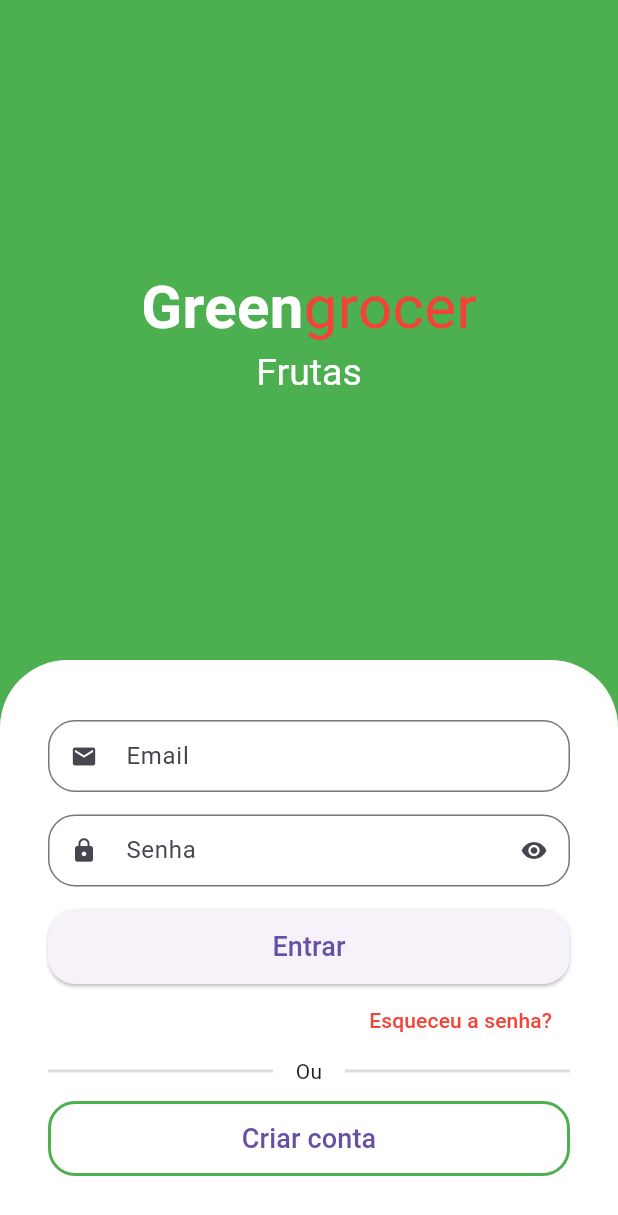
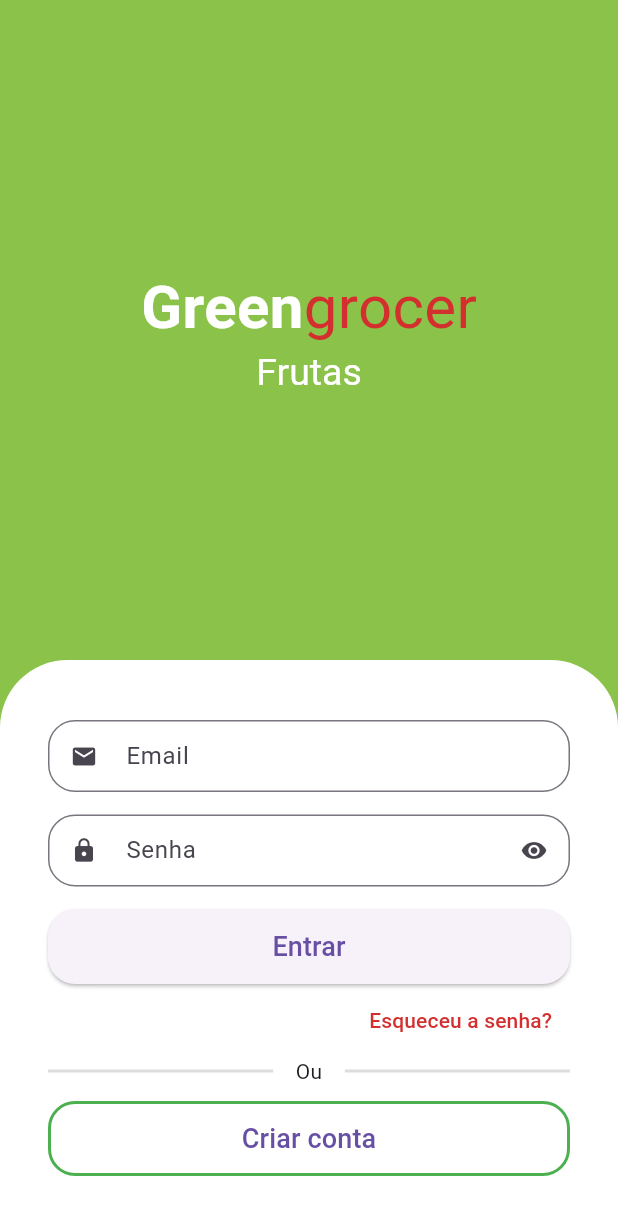
Before and after one commit to caioocardoso/QuitandaVirtual-Flutter, a Flutter app: the screen it shows after launch, on a phone screen of 412 x 824 dp. Shown: the top 1215 px of the screen. Run offline on Flutter 3.47's test engine with Material 3 defaults, Android fonts, the phone set to English and light mode, and no system bars; drawn by our look-alikes of animated_text_kit.

Commit message:
Criando e adicionando cores customizadas

```diff
--- a/lib/main.dart
+++ b/lib/main.dart
@@ -7,8 +7,6 @@ void main() {
 
 class MyApp extends StatelessWidget {
   const MyApp({super.key});
-
-  // This widget is the root of your application.
   @override
   Widget build(BuildContext context) {
     return MaterialApp(
--- a/lib/src/auth/sign_in_screen.dart
+++ b/lib/src/auth/sign_in_screen.dart
@@ -1,6 +1,7 @@
 import 'package:animated_text_kit/animated_text_kit.dart';
 import 'package:flutter/material.dart';
 import 'package:greengrocer/src/auth/components/custom_text_field.dart';
+import 'package:greengrocer/src/config/custom_colors.dart';
 
 class SignInScreen extends StatelessWidget {
   const SignInScreen({super.key});
@@ -9,7 +10,7 @@ class SignInScreen extends StatelessWidget {
   @override
   Widget build(BuildContext context) {
     return Scaffold(
-      backgroundColor: Colors.green,
+      backgroundColor: CustomColors.customSwatchColor,
       body: Column(
         children: [
           Expanded(
@@ -17,13 +18,13 @@ class SignInScreen extends StatelessWidget {
               mainAxisAlignment: MainAxisAlignment.center,
               children: [
                 // Nome do App
-                const Text.rich(
+                Text.rich(
                   TextSpan(
-                    style: TextStyle(
+                    style: const TextStyle(
                       fontSize: 40,
                     ),
                     children: [
-                      TextSpan(
+                      const TextSpan(
                         text: 'Green',
                         style: TextStyle(
                           color: Colors.white,
@@ -33,7 +34,7 @@ class SignInScreen extends StatelessWidget {
                       TextSpan(
                         text: 'grocer',
                         style: TextStyle(
-                          color: Colors.red,
+                          color: CustomColors.customContrastColor,
                         ),
                       ),
                     ],
@@ -113,10 +114,10 @@ class SignInScreen extends StatelessWidget {
                   alignment: Alignment.centerRight,
                   child: TextButton(
                     onPressed: () {},
-                    child: const Text(
+                    child: Text(
                       'Esqueceu a senha?',
                       style: TextStyle(
-                        color: Colors.red,
+                        color: CustomColors.customContrastColor,
                       ),
                     ),
                   ),
--- /dev/null
+++ b/lib/src/config/custom_colors.dart
@@ -0,0 +1,21 @@
+import 'package:flutter/material.dart';
+
+Map<int, Color> _swatchOpacity = {
+  50: const Color.fromRGBO(139, 195, 74, .1),
+  100: const Color.fromRGBO(139, 195, 74, .2),
+  200: const Color.fromRGBO(139, 195, 74, .3),
+  300: const Color.fromRGBO(139, 195, 74, .4),
+  400: const Color.fromRGBO(139, 195, 74, .5),
+  500: const Color.fromRGBO(139, 195, 74, .6),
+  600: const Color.fromRGBO(139, 195, 74, .7),
+  700: const Color.fromRGBO(139, 195, 74, .8),
+  800: const Color.fromRGBO(139, 195, 74, .9),
+  900: const Color.fromRGBO(139, 195, 74, .1),
+};
+
+abstract class CustomColors {
+  static Color customContrastColor = Colors.red.shade700;
+
+  static MaterialColor customSwatchColor =
+      MaterialColor(0xFF8BC34A, _swatchOpacity);
+}
```
